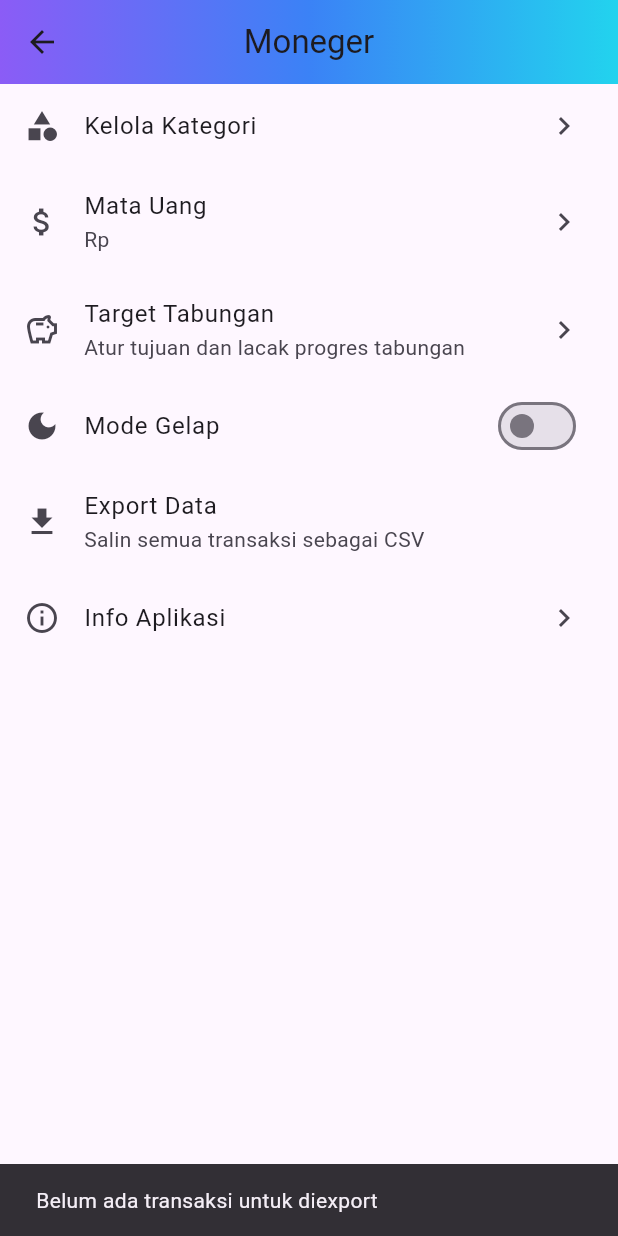
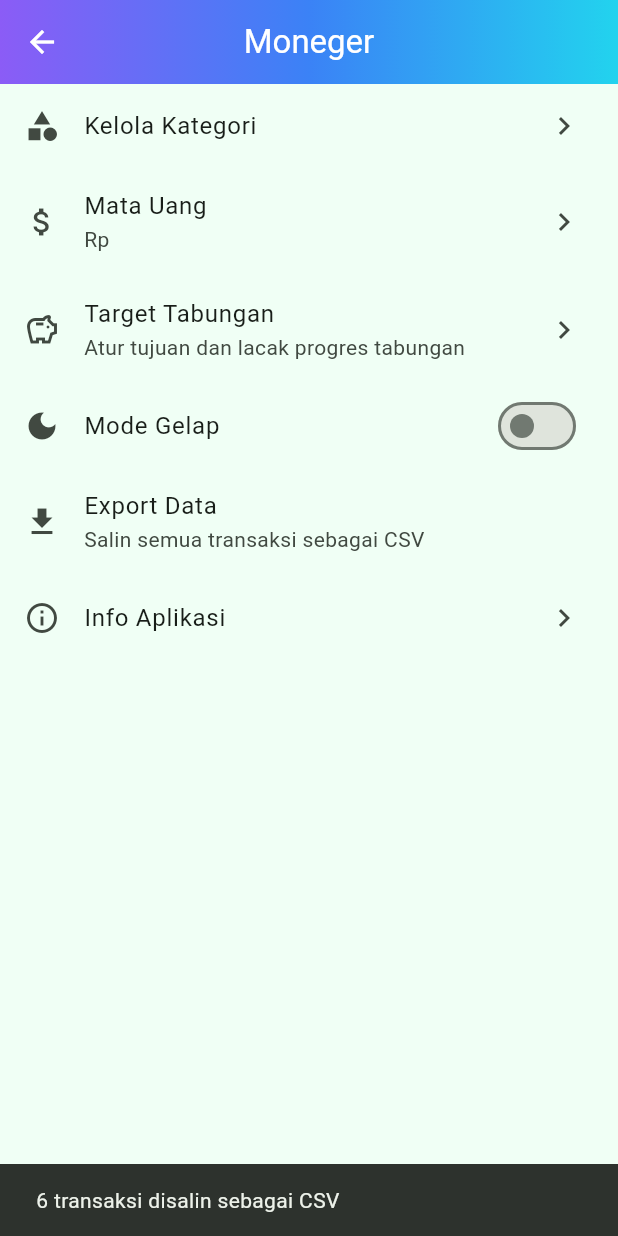
Before and after one commit to Kazuhash/Money-Manager-10, a Flutter app: the SettingsPage screen opened directly, after a tap on "Export Data", on a phone screen of 412 x 824 dp. Run offline on Flutter 3.47's test engine with Material 3 defaults, Android fonts, the light colour scheme and no system bars; our stand-ins replace fl_chart, shared_preferences; accounts and stored records are empty.

Commit message:
Mengatasi error pada main.dart dan mengatasi error pada settings lalu menambahkan edit dan hapus

```diff
--- a/lib/home_Page/transaksi.dart
+++ b/lib/home_Page/transaksi.dart
@@ -6,6 +6,7 @@
   final TipeTransaksi tipe;
   final DateTime tanggal;
   final String kategori;
+  final String? id;
 
   Transaksi({
     required this.judul,
@@ -13,8 +14,10 @@
     required this.tipe,
     required this.tanggal,
     this.kategori = 'Lainnya',
+    this.id,
   });
 }
+
 String rupiah(double v) {
   final s = v.abs().round().toString();
   final buf = StringBuffer();
--- a/lib/settings_page/settings_page.dart
+++ b/lib/settings_page/settings_page.dart
@@ -3,6 +3,7 @@
 import 'package:provider/provider.dart';
 
 import '../models/transaction_model.dart';
+import '../models/transaction_repo.dart';
 import 'app_setting.dart';
 import 'category_management_page.dart';
 import 'currency_page.dart';
@@ -15,9 +16,9 @@
 
   const SettingsPage({super.key, this.transactions = const []});
 
-  String _buildCsv() {
+  String _buildCsv(List<Transaction> data) {
     final buffer = StringBuffer('id,title,amount,date,category,type\n');
-    for (final t in transactions) {
+    for (final t in data) {
       final title = t.title.replaceAll('"', '""');
       final category = t.category.replaceAll('"', '""');
       buffer.writeln(
@@ -29,16 +30,19 @@
 
   Future<void> _exportData(BuildContext context) async {
     final messenger = ScaffoldMessenger.of(context);
-    if (transactions.isEmpty) {
+    final data = transactions.isNotEmpty
+        ? transactions
+        : context.read<TransactionRepository>().items;
+    if (data.isEmpty) {
       messenger.showSnackBar(
         const SnackBar(content: Text('Belum ada transaksi untuk diexport')),
       );
       return;
     }
-    await Clipboard.setData(ClipboardData(text: _buildCsv()));
+    await Clipboard.setData(ClipboardData(text: _buildCsv(data)));
     messenger.showSnackBar(
       SnackBar(
-        content: Text('${transactions.length} transaksi disalin sebagai CSV'),
+        content: Text('${data.length} transaksi disalin sebagai CSV'),
       ),
     );
   }
```
Also changed, not shown: lib/home_Page/monefy_home.dart (+78 -5 lines), lib/main.dart (+24 -2 lines).
